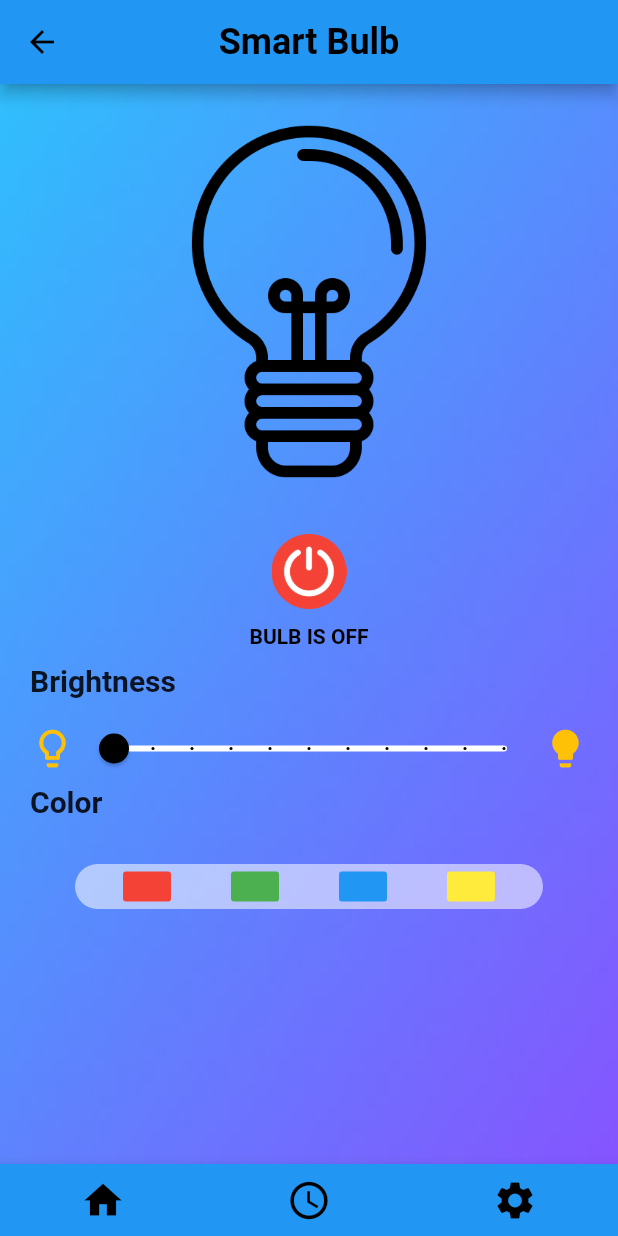
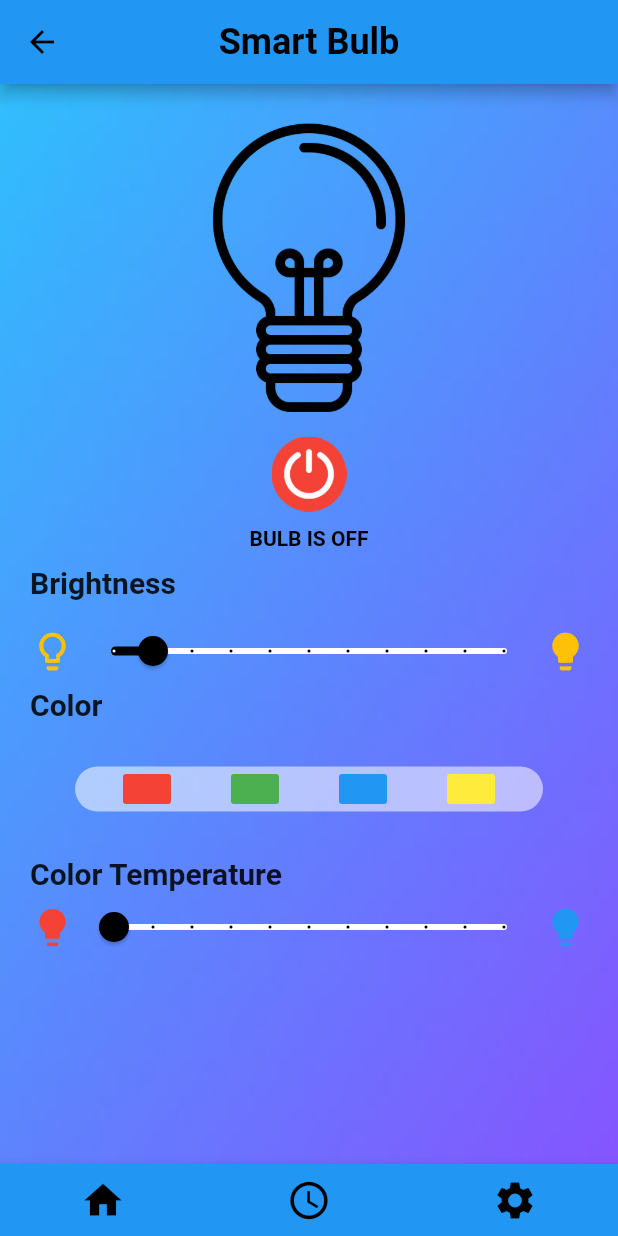
Before and after one commit to YasasTennakoon/smartbulbfirebase, a Flutter app: the MyHomePage screen opened directly, on a phone screen of 412 x 824 dp. Run offline on Flutter 3.47's test engine with Material 2 defaults, Android fonts, the phone set to English and light mode, and no system bars; our stand-ins replace firebase_core, firebase_database; accounts and stored records are empty.

Commit message:
color temperature

```diff
--- a/lib/SchedulerPage.dart
+++ b/lib/SchedulerPage.dart
@@ -25,11 +25,6 @@ class schedulerpage extends StatefulWidget {
 
 class _schedulerpage extends State<schedulerpage> {
 
-  final List<Widget> _children = [
-    MyApp(),
-    SchedulerPage()
-
-  ];
   final int _currentIndex = 0;
   @override
   Widget build(BuildContext context) {
--- a/lib/main.dart
+++ b/lib/main.dart
@@ -43,7 +43,8 @@ class MyHomePage extends StatefulWidget {
 class _MyHomePageState extends State<MyHomePage> {
   String On="OFF";
   bool light=false;
-  int _value = 0;
+  int _value = 10;
+  int _values= 0;
   final dbR= FirebaseDatabase.instance.reference();
 
   _onTap(int index) {
@@ -56,9 +57,7 @@ class _MyHomePageState extends State<MyHomePage> {
   final List<Widget> _children = [
     MyApp(),
     SchedulerPage()
-
   ];
-  final int _currentIndex = 0;
 
   @override
   Widget build(BuildContext context) {
@@ -91,9 +90,9 @@ class _MyHomePageState extends State<MyHomePage> {
             Container(
               child:Padding(
                   padding:
-            const EdgeInsetsDirectional.fromSTEB(0, 0, 0, 30),
-              child:light ? Image.asset( 'images/light-on.png',    height: 250,    width: 250, )
-                  : Image.asset( 'images/light-off.png',    height: 250,    width: 250, ),
+            const EdgeInsetsDirectional.fromSTEB(0, 0, 0, 10),
+              child:light ? Image.asset( 'images/light-on.png',    height: 205,    width: 205, )
+                  : Image.asset( 'images/light-off.png',    height: 205,    width: 205, ),
              // child:Image.asset("images/light-on.png",height: 200,    width: 200,),
 
             ),
@@ -121,6 +120,7 @@ class _MyHomePageState extends State<MyHomePage> {
                     {
                       On="OFF";
                       _value=0;
+                      _values=0;
                     }
                   if(light==true)
                   {
@@ -337,10 +337,14 @@ class _MyHomePageState extends State<MyHomePage> {
                       minWidth: 10,
                       onPressed: () {
 
-                        if(light==true)
-                        {
-                          dbR.child("Light").set({"Switch": "yellow"});
-                        }
+                        //if(light==true)
+                        //{
+                          //dbR.child("Light").set({"Switch": "yellow"});
+                          //light=true;
+                          dbR.child("Light").set({"Switch": "ON"});
+                          dbR.child("Light").set({"Switch": "30"});
+                          dbR.child("Light").set({"Switch": "red"});
+                        //}
 
                       },
                     ),
@@ -350,6 +354,125 @@ class _MyHomePageState extends State<MyHomePage> {
               ),
 
             ),
+
+            Container(
+                child: Padding(
+                    padding:
+                    const EdgeInsetsDirectional.fromSTEB(0, 0, 0,0),
+                    child:Row(
+                        mainAxisAlignment: MainAxisAlignment.start,
+                        mainAxisSize: MainAxisSize.max,
+                        children: const [
+
+                          Text("Color Temperature",
+                            style: TextStyle(
+                              fontSize: 20,
+                              fontWeight: FontWeight.bold,
+
+                            ),)
+
+                        ]
+
+
+                    )
+                )
+
+            ),
+
+            Container(
+
+                child: Row(
+                    mainAxisAlignment: MainAxisAlignment.spaceEvenly,
+                    mainAxisSize: MainAxisSize.max,
+                    children: [
+                      const Icon(
+                        Icons.lightbulb,
+                        color: Colors.red,
+                        size: 30,
+                      ),
+                      Expanded(
+                        child: Slider(
+                            value: _values.toDouble(),
+                            min: 0.0,
+                            max: 100.0,
+                            divisions: 10,
+                            activeColor: Colors.black,
+                            inactiveColor: Colors.white,
+                            label: '${_values.round()}',
+                            onChanged: (double newValue) {
+                              setState(() {
+                                _values = newValue.round();
+                                if(light==true) {
+                                  if (_values == 0) {
+
+                                    //dbR.child("Light").set({"Switch": "red1blue1"});
+
+                                   }
+                                  if (_values == 10) {
+
+                                    dbR.child("Light").set({"Switch": "red1blue1"});
+
+                                  }
+                                  if (_values == 20) {
+
+                                    dbR.child("Light").set({"Switch": "red2blue2"});
+                                  }
+                                  if (_values == 30) {
+
+                                    dbR.child("Light").set({"Switch": "red3blue3"});
+                                  }
+                                  if (_values == 40) {
+
+                                    dbR.child("Light").set({"Switch": "red4blue4"});
+                                  }
+                                  if (_values == 50) {
+
+                                    dbR.child("Light").set({"Switch": "red5blue5"});
+                                  }
+                                  if (_values == 60) {
+
+                                    dbR.child("Light").set({"Switch": "red6blue6"});
+                                  }
+                                  if (_values == 70) {
+
+                                    dbR.child("Light").set({"Switch": "red7blue7"});
+                                  }
+                                  if (_values == 80) {
+
+                                    dbR.child("Light").set({"Switch": "red8blue8"});
+                                  }
+                                  if (_values == 90) {
+
+                                    dbR.child("Light").set({"Switch": "red9blue9"});
+                                  }
+                                  if (_values == 100) {
+
+                                    dbR.child("Light").set({"Switch": "red10blue10"});
+                                  }
+                                }
+
+                              });
+                            },
+                            //label: 'Bulb Brigtness',
+                            semanticFormatterCallback: (double newValue) {
+                              return '${newValue.round()} dollars';
+                            }
+
+                        ),
+
+                      ),
+                      const Icon(
+                        Icons.lightbulb,
+                        color: Colors.blue,
+                        size: 30,
+                      ),
+                    ]
+                )
+
+
+            ),
+
+
 
           ],
         ),
```
